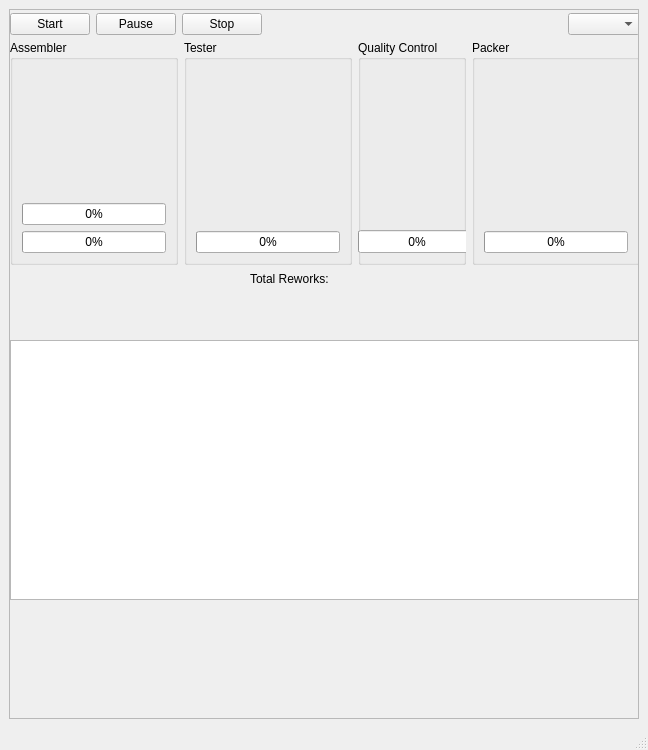
Old version of the form mainwindow.ui in the repository aidanmc207/Proyecto_SO.
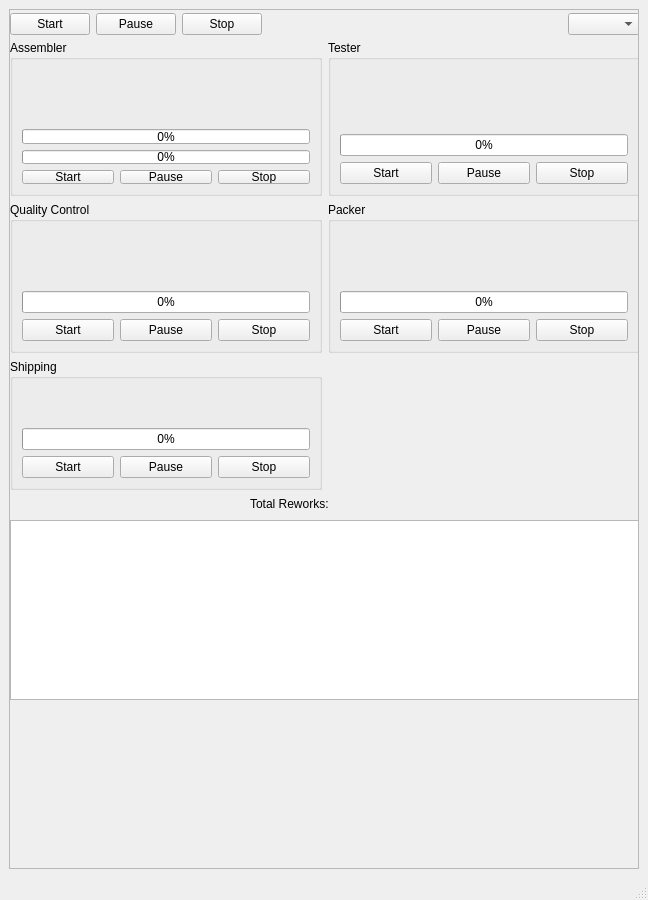
New version of the form.

The edit to the form file:
```diff
--- a/mainwindow.ui
+++ b/mainwindow.ui
@@ -7,7 +7,7 @@
     <x>0</x>
     <y>0</y>
     <width>648</width>
-    <height>750</height>
+    <height>900</height>
    </rect>
   </property>
   <property name="windowTitle">
@@ -26,7 +26,7 @@
          <x>0</x>
          <y>0</y>
          <width>628</width>
-         <height>707</height>
+         <height>857</height>
         </rect>
        </property>
        <widget class="QWidget" name="layoutWidget">
@@ -88,43 +88,10 @@
           <x>0</x>
           <y>30</y>
           <width>630</width>
-          <height>225</height>
+          <height>450</height>
          </rect>
         </property>
         <layout class="QGridLayout" name="stationsLayout">
-         <item row="0" column="3">
-          <widget class="QGroupBox" name="grpPacker">
-           <property name="title">
-            <string>Packer</string>
-           </property>
-           <layout class="QVBoxLayout">
-            <item>
-             <widget class="QLabel" name="lblPacState">
-              <property name="enabled">
-               <bool>true</bool>
-              </property>
-              <property name="text">
-               <string/>
-              </property>
-             </widget>
-            </item>
-            <item>
-             <widget class="QLabel" name="lblPacProcessed">
-              <property name="text">
-               <string/>
-              </property>
-             </widget>
-            </item>
-            <item>
-             <widget class="QProgressBar" name="barPac">
-              <property name="value">
-               <number>0</number>
-              </property>
-             </widget>
-            </item>
-           </layout>
-          </widget>
-         </item>
          <item row="0" column="0">
           <widget class="QGroupBox" name="grpAssembler">
            <property name="title">
@@ -166,6 +133,31 @@
               </property>
              </widget>
             </item>
+            <item>
+             <layout class="QHBoxLayout" name="assemblerControls">
+              <item>
+               <widget class="QPushButton" name="btnAsmStart">
+                <property name="text">
+                 <string>Start</string>
+                </property>
+               </widget>
+              </item>
+              <item>
+               <widget class="QPushButton" name="btnAsmPause">
+                <property name="text">
+                 <string>Pause</string>
+                </property>
+               </widget>
+              </item>
+              <item>
+               <widget class="QPushButton" name="btnAsmStop">
+                <property name="text">
+                 <string>Stop</string>
+                </property>
+               </widget>
+              </item>
+             </layout>
+            </item>
            </layout>
           </widget>
          </item>
@@ -196,66 +188,207 @@
               </property>
              </widget>
             </item>
+            <item>
+             <layout class="QHBoxLayout" name="testerControls">
+              <item>
+               <widget class="QPushButton" name="btnTesStart">
+                <property name="text">
+                 <string>Start</string>
+                </property>
+               </widget>
+              </item>
+              <item>
+               <widget class="QPushButton" name="btnTesPause">
+                <property name="text">
+                 <string>Pause</string>
+                </property>
+               </widget>
+              </item>
+              <item>
+               <widget class="QPushButton" name="btnTesStop">
+                <property name="text">
+                 <string>Stop</string>
+                </property>
+               </widget>
+              </item>
+             </layout>
+            </item>
            </layout>
           </widget>
          </item>
-         <item row="0" column="2">
+         <item row="1" column="0">
           <widget class="QGroupBox" name="groupBoxQC">
            <property name="title">
             <string>Quality Control</string>
            </property>
-           <widget class="QLabel" name="lblQCProcessed">
-            <property name="geometry">
-             <rect>
-              <x>10</x>
-              <y>60</y>
-              <width>111</width>
-              <height>18</height>
-             </rect>
-            </property>
-            <property name="text">
-             <string/>
-            </property>
-           </widget>
-           <widget class="QLabel" name="lblQCState">
-            <property name="geometry">
-             <rect>
-              <x>10</x>
-              <y>30</y>
-              <width>111</width>
-              <height>18</height>
-             </rect>
-            </property>
-            <property name="text">
-             <string/>
-            </property>
-           </widget>
-           <widget class="QProgressBar" name="barQC">
-            <property name="geometry">
-             <rect>
-              <x>0</x>
-              <y>190</y>
-              <width>118</width>
-              <height>23</height>
-             </rect>
-            </property>
-            <property name="value">
-             <number>0</number>
-            </property>
-           </widget>
-           <widget class="QLabel" name="lblQCRework">
-            <property name="geometry">
-             <rect>
-              <x>10</x>
-              <y>80</y>
-              <width>111</width>
-              <height>18</height>
-             </rect>
-            </property>
-            <property name="text">
-             <string/>
-            </property>
-           </widget>
+           <layout class="QVBoxLayout">
+            <item>
+             <widget class="QLabel" name="lblQCState">
+              <property name="text">
+               <string/>
+              </property>
+             </widget>
+            </item>
+            <item>
+             <widget class="QLabel" name="lblQCProcessed">
+              <property name="text">
+               <string/>
+              </property>
+             </widget>
+            </item>
+            <item>
+             <widget class="QLabel" name="lblQCRework">
+              <property name="text">
+               <string/>
+              </property>
+             </widget>
+            </item>
+            <item>
+             <widget class="QProgressBar" name="barQC">
+              <property name="value">
+               <number>0</number>
+              </property>
+             </widget>
+            </item>
+            <item>
+             <layout class="QHBoxLayout" name="qcControls">
+              <item>
+               <widget class="QPushButton" name="btnQCStart">
+                <property name="text">
+                 <string>Start</string>
+                </property>
+               </widget>
+              </item>
+              <item>
+               <widget class="QPushButton" name="btnQCPause">
+                <property name="text">
+                 <string>Pause</string>
+                </property>
+               </widget>
+              </item>
+              <item>
+               <widget class="QPushButton" name="btnQCStop">
+                <property name="text">
+                 <string>Stop</string>
+                </property>
+               </widget>
+              </item>
+             </layout>
+            </item>
+           </layout>
+          </widget>
+         </item>
+         <item row="1" column="1">
+          <widget class="QGroupBox" name="grpPacker">
+           <property name="title">
+            <string>Packer</string>
+           </property>
+           <layout class="QVBoxLayout">
+            <item>
+             <widget class="QLabel" name="lblPacState">
+              <property name="enabled">
+               <bool>true</bool>
+              </property>
+              <property name="text">
+               <string/>
+              </property>
+             </widget>
+            </item>
+            <item>
+             <widget class="QLabel" name="lblPacProcessed">
+              <property name="text">
+               <string/>
+              </property>
+             </widget>
+            </item>
+            <item>
+             <widget class="QProgressBar" name="barPac">
+              <property name="value">
+               <number>0</number>
+              </property>
+             </widget>
+            </item>
+            <item>
+             <layout class="QHBoxLayout" name="packerControls">
+              <item>
+               <widget class="QPushButton" name="btnPacStart">
+                <property name="text">
+                 <string>Start</string>
+                </property>
+               </widget>
+              </item>
+              <item>
+               <widget class="QPushButton" name="btnPacPause">
+                <property name="text">
+                 <string>Pause</string>
+                </property>
+               </widget>
+              </item>
+              <item>
+               <widget class="QPushButton" name="btnPacStop">
+                <property name="text">
+                 <string>Stop</string>
+                </property>
+               </widget>
+              </item>
+             </layout>
+            </item>
+           </layout>
+          </widget>
+         </item>
+         <item row="2" column="0">
+          <widget class="QGroupBox" name="grpShipping">
+           <property name="title">
+            <string>Shipping</string>
+           </property>
+           <layout class="QVBoxLayout">
+            <item>
+             <widget class="QLabel" name="lblShipState">
+              <property name="text">
+               <string/>
+              </property>
+             </widget>
+            </item>
+            <item>
+             <widget class="QLabel" name="lblShipProcessed">
+              <property name="text">
+               <string/>
+              </property>
+             </widget>
+            </item>
+            <item>
+             <widget class="QProgressBar" name="barShip">
+              <property name="value">
+               <number>0</number>
+              </property>
+             </widget>
+            </item>
+            <item>
+             <layout class="QHBoxLayout" name="shippingControls">
+              <item>
+               <widget class="QPushButton" name="btnShipStart">
+                <property name="text">
+                 <string>Start</string>
+                </property>
+               </widget>
+              </item>
+              <item>
+               <widget class="QPushButton" name="btnShipPause">
+                <property name="text">
+                 <string>Pause</string>
+                </property>
+               </widget>
+              </item>
+              <item>
+               <widget class="QPushButton" name="btnShipStop">
+                <property name="text">
+                 <string>Stop</string>
+                </property>
+               </widget>
+              </item>
+             </layout>
+            </item>
+           </layout>
           </widget>
          </item>
         </layout>
@@ -264,9 +397,9 @@
         <property name="geometry">
          <rect>
           <x>0</x>
-          <y>330</y>
+          <y>510</y>
           <width>630</width>
-          <height>260</height>
+          <height>180</height>
          </rect>
         </property>
         <property name="readOnly">
@@ -277,7 +410,7 @@
         <property name="geometry">
          <rect>
           <x>240</x>
-          <y>260</y>
+          <y>485</y>
           <width>132</width>
           <height>18</height>
          </rect>
```
